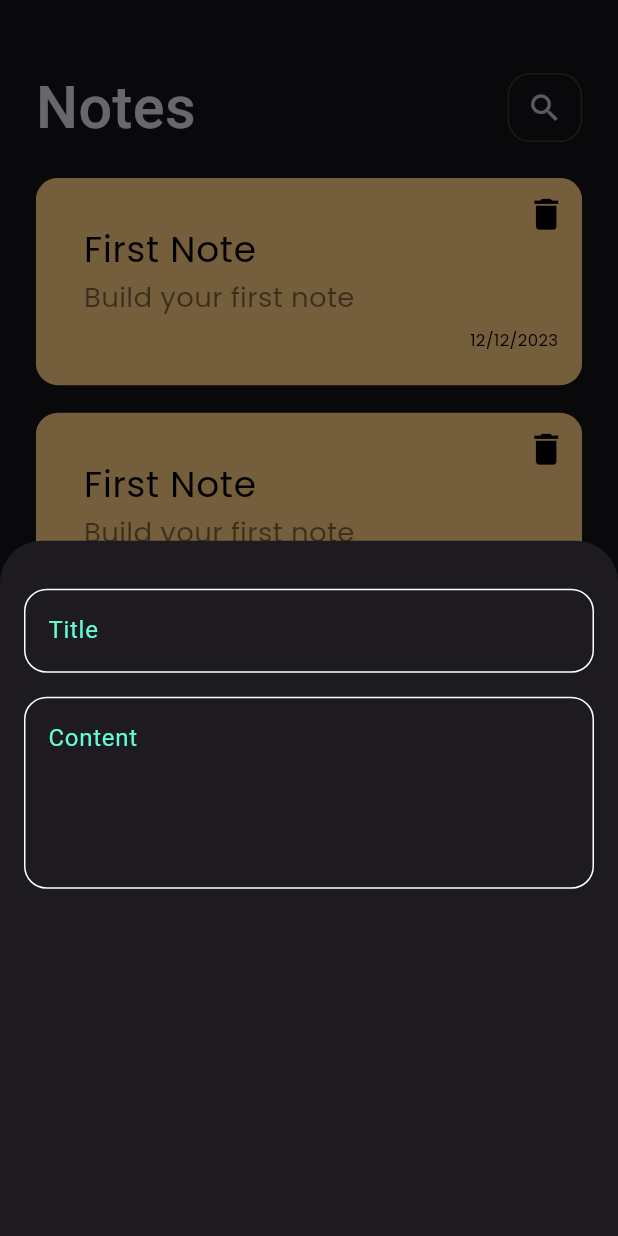
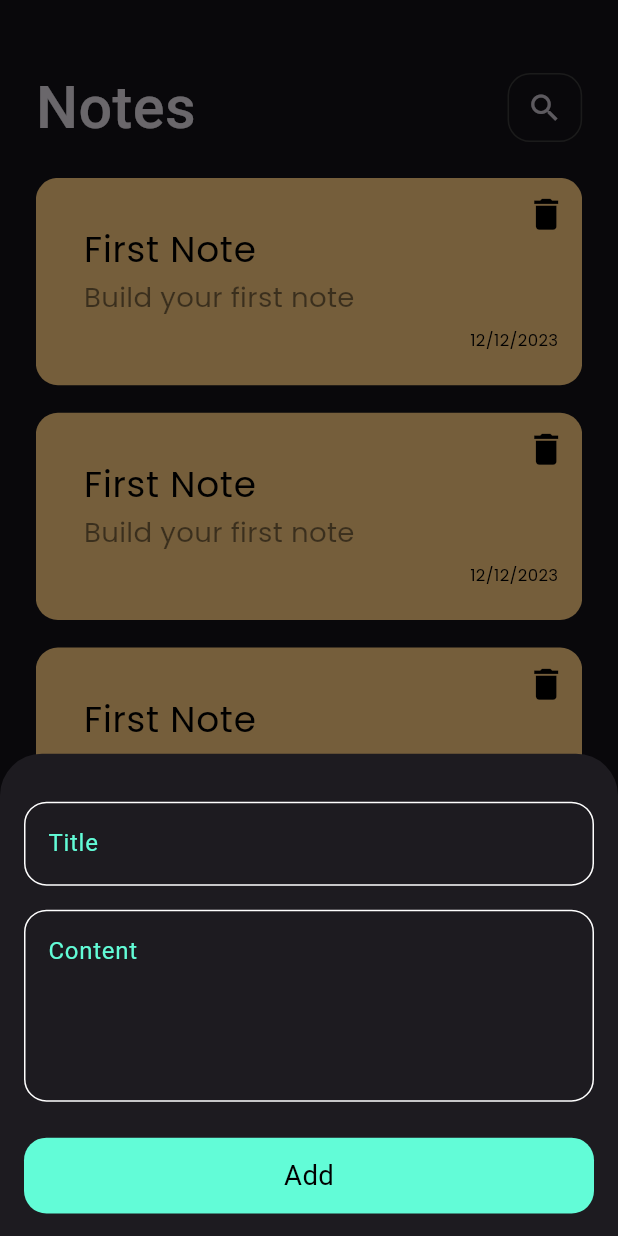
Before and after one commit to FayesSabry/notes_app, a Flutter app: the screen it shows after launch, after a tap on the "add" icon, on a phone screen of 412 x 824 dp. Run offline on Flutter 3.47's test engine with Material 3 defaults, Android fonts, the phone set to English and light mode, and no system bars; our stand-ins replace flutter_screenutil, go_router, google_fonts.

Commit message:
finish notes bottom sheet

```diff
--- a/lib/widgets/add_note_bottom_sheet.dart
+++ b/lib/widgets/add_note_bottom_sheet.dart
@@ -1,4 +1,6 @@
 import 'package:flutter/material.dart';
+import 'package:flutter_screenutil/flutter_screenutil.dart';
+import 'package:notes_app/constants.dart';
 import 'package:notes_app/widgets/custom_text_field.dart';
 
 class AddNoteBottomSheet extends StatelessWidget {
@@ -8,14 +10,45 @@ class AddNoteBottomSheet extends StatelessWidget {
   Widget build(BuildContext context) {
     return const Padding(
       padding: EdgeInsets.symmetric(horizontal: 16.0),
+      child: SingleChildScrollView(
         child: Column(
           children: [
             SizedBox(height: 32),
             CustomTextField(hintText: 'Title'),
             SizedBox(height: 16),
             CustomTextField(hintText: 'Content', maxLines: 4),
+            SizedBox(height: 24),
+            CustomBottn(text: 'Add'),
+            SizedBox(height: 15),
           ],
+        ),
       ),
     );
   }
 }
+
+class CustomBottn extends StatelessWidget {
+  const CustomBottn({super.key, required this.text,this.onTap});
+  final String text;
+  final void Function()? onTap;
+  @override
+  Widget build(BuildContext context) {
+    return InkWell(
+      onTap: onTap,
+      child: Container(
+        width: 1.sw,
+        height: 55.h,
+        decoration: BoxDecoration(
+          color: kPriamaryColor,
+          borderRadius: BorderRadius.circular(15),
+        ),
+        child: Center(
+          child: Text(
+            text,
+            style: TextStyle(fontSize: 20.sp, color: Colors.black),
+          ),
+        ),
+      ),
+    );
+  }
+}
```
Also changed, not shown: lib/widgets/custom_bottn.dart (added). Lines whose indentation alone changed are shown as unchanged.
